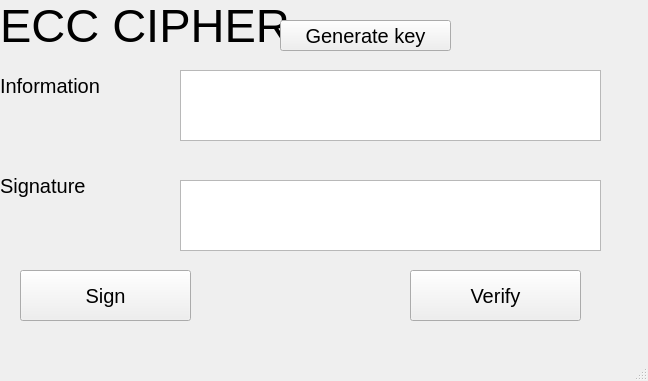
Above: Lab03/ui/ecc.ui from Lehoangf/BMTTNC-2280601022-DangLeHoang before the change. Below: the same form after it.
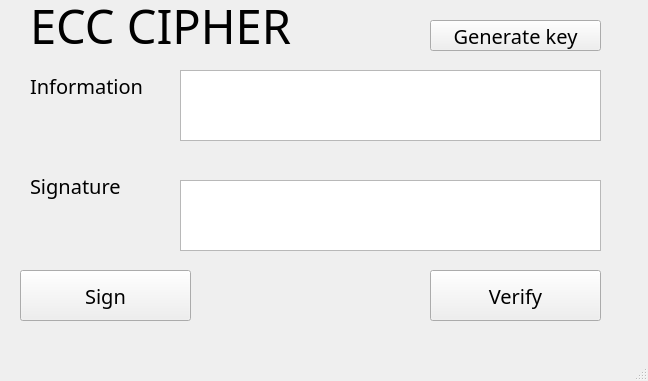
That is the form after the change.

The edit to the form file:
```diff
--- a/Lab03/ui/ecc.ui
+++ b/Lab03/ui/ecc.ui
@@ -17,7 +17,7 @@
    <widget class="QLabel" name="label">
     <property name="geometry">
      <rect>
-      <x>0</x>
+      <x>30</x>
       <y>0</y>
       <width>291</width>
       <height>51</height>
@@ -25,6 +25,7 @@
     </property>
     <property name="font">
      <font>
+      <family>SVN-Gilroy XBold</family>
       <pointsize>35</pointsize>
      </font>
     </property>
@@ -35,7 +36,7 @@
    <widget class="QLabel" name="label_2">
     <property name="geometry">
      <rect>
-      <x>0</x>
+      <x>30</x>
       <y>70</y>
       <width>141</width>
       <height>31</height>
@@ -43,6 +44,7 @@
     </property>
     <property name="font">
      <font>
+      <family>SVN-Gilroy XBold</family>
       <pointsize>15</pointsize>
      </font>
     </property>
@@ -53,7 +55,7 @@
    <widget class="QLabel" name="label_3">
     <property name="geometry">
      <rect>
-      <x>0</x>
+      <x>30</x>
       <y>170</y>
       <width>141</width>
       <height>31</height>
@@ -61,6 +63,7 @@
     </property>
     <property name="font">
      <font>
+      <family>SVN-Gilroy XBold</family>
       <pointsize>15</pointsize>
      </font>
     </property>
@@ -91,7 +94,7 @@
    <widget class="QPushButton" name="btn_gen_key">
     <property name="geometry">
      <rect>
-      <x>280</x>
+      <x>430</x>
       <y>20</y>
       <width>171</width>
       <height>31</height>
@@ -99,6 +102,7 @@
     </property>
     <property name="font">
      <font>
+      <family>SVN-Gilroy Medium</family>
       <pointsize>15</pointsize>
      </font>
     </property>
@@ -117,6 +121,7 @@
     </property>
     <property name="font">
      <font>
+      <family>SVN-Gilroy Medium</family>
       <pointsize>15</pointsize>
      </font>
     </property>
@@ -127,7 +132,7 @@
    <widget class="QPushButton" name="btn_verify">
     <property name="geometry">
      <rect>
-      <x>410</x>
+      <x>430</x>
       <y>270</y>
       <width>171</width>
       <height>51</height>
@@ -135,6 +140,7 @@
     </property>
     <property name="font">
      <font>
+      <family>SVN-Gilroy Medium</family>
       <pointsize>15</pointsize>
      </font>
     </property>
```
